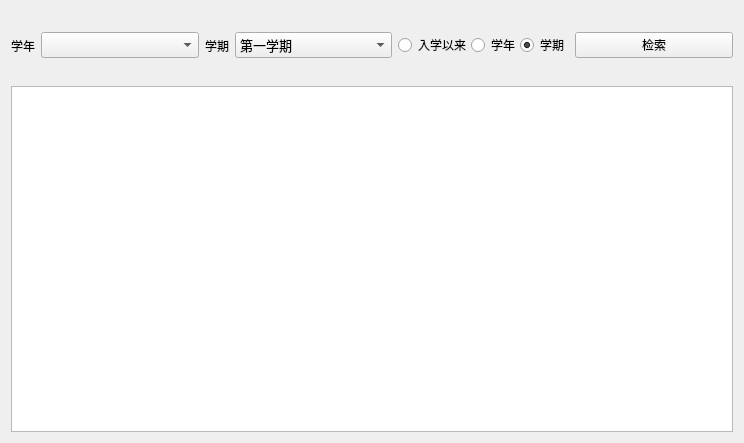
Before: the Qt Designer form Qt-Zhku-Client/ScoreDistubing_ui.ui in yujiecong/Qt-Zhku-Client, drawn with Qt 5.
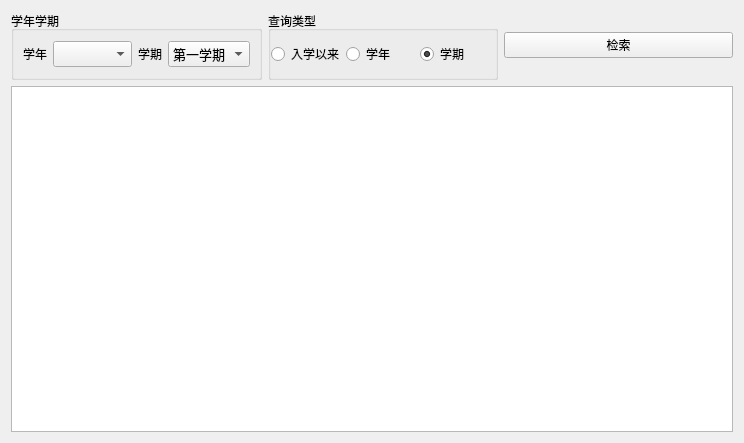
After: the same form once the commit is applied.

What changed in the file:
```diff
--- a/Qt-Zhku-Client/ScoreDistubing_ui.ui
+++ b/Qt-Zhku-Client/ScoreDistubing_ui.ui
@@ -30,6 +30,12 @@
        <number>0</number>
       </property>
       <item>
+       <widget class="QGroupBox" name="groupBox">
+        <property name="title">
+         <string>学年学期</string>
+        </property>
+        <layout class="QHBoxLayout" name="horizontalLayout">
+         <item>
        <widget class="QLabel" name="label">
         <property name="sizePolicy">
          <sizepolicy hsizetype="Fixed" vsizetype="Preferred">
@@ -97,8 +103,14 @@
         </item>
        </widget>
       </item>
+        </layout>
+       </widget>
+      </item>
       <item>
-       <widget class="QWidget" name="widget_4" native="true">
+       <widget class="QGroupBox" name="groupBox_4">
+        <property name="title">
+         <string>查询类型</string>
+        </property>
         <layout class="QHBoxLayout" name="horizontalLayout_4">
          <property name="spacing">
           <number>0</number>
```
Lines whose indentation alone changed are shown as unchanged.
